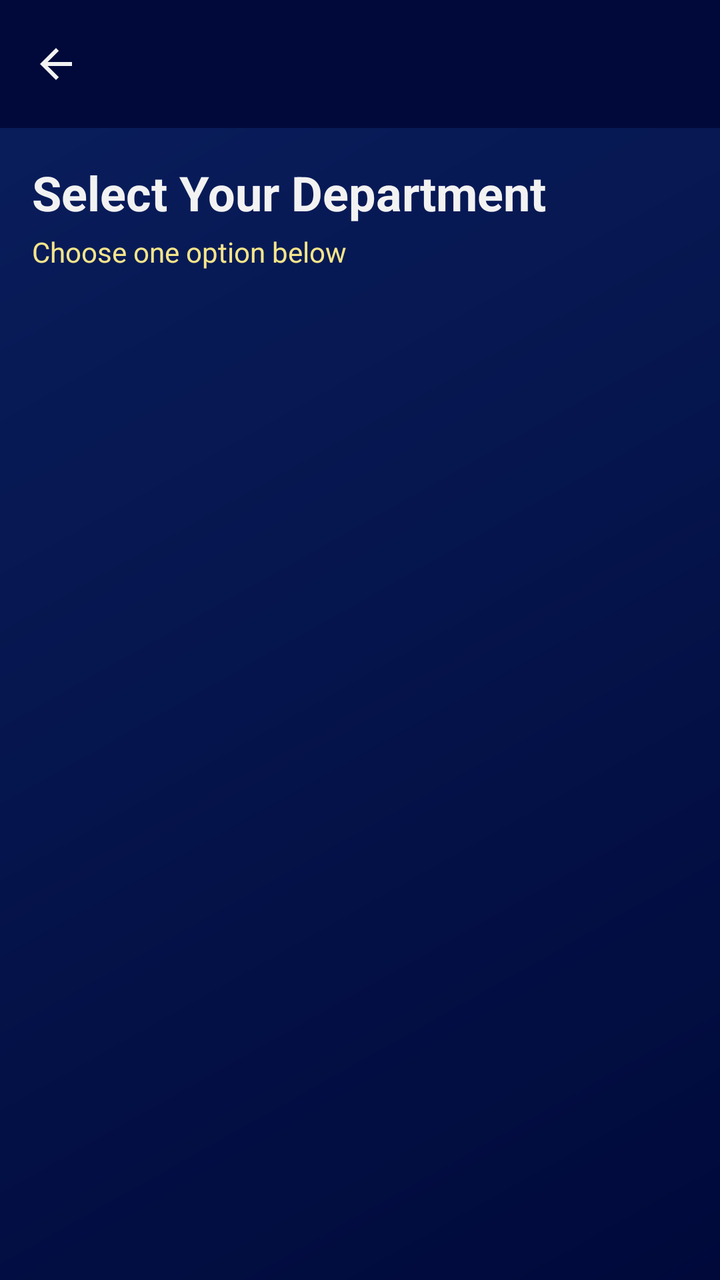
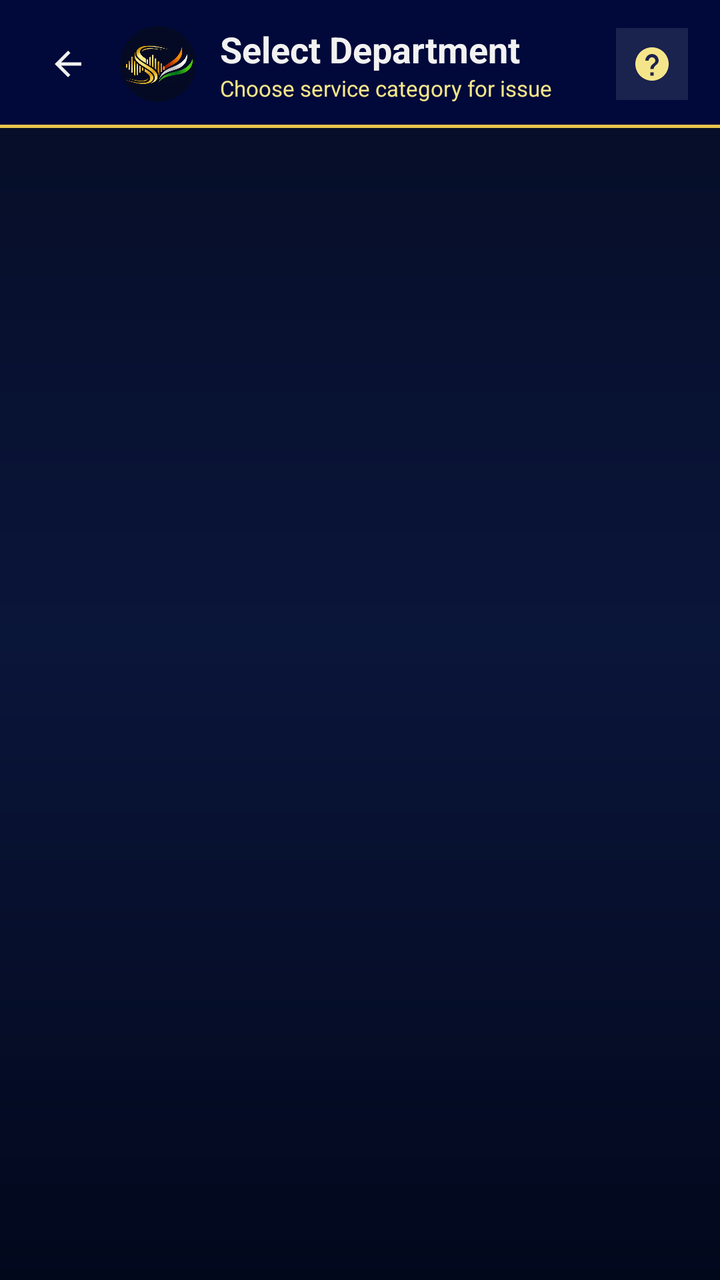

Screens rendered from an Android XML layout before and after an edit, with the pre-edit source and the edit as a unified diff.
<!-- AndroidManifest.xml: application theme Theme.SevaSarthi -->
<!-- res/layout/activity_department_selection.xml -->
<?xml version="1.0" encoding="utf-8"?>
<LinearLayout xmlns:android="http://schemas.android.com/apk/res/android"
    xmlns:app="http://schemas.android.com/apk/res-auto"
    android:layout_width="match_parent"
    android:layout_height="match_parent"
    android:background="@drawable/login_gradient_bg"
    android:orientation="vertical">

    
    <androidx.appcompat.widget.Toolbar
        android:id="@+id/toolbar"
        android:layout_width="match_parent"
        android:layout_height="?attr/actionBarSize"
        android:background="@color/logo_dark_blue"
        app:navigationIcon="@drawable/ic_arrow_back"
        app:titleTextColor="@color/logo_white" />

    
    <LinearLayout
        android:layout_width="match_parent"
        android:layout_height="wrap_content"
        android:orientation="vertical"
        android:padding="16dp">

        <TextView
            android:layout_width="wrap_content"
            android:layout_height="wrap_content"
            android:text="Select Your Department"
            android:textColor="@color/logo_white"
            android:textSize="24sp"
            android:textStyle="bold" />

        <TextView
            android:layout_width="wrap_content"
            android:layout_height="wrap_content"
            android:layout_marginTop="4dp"
            android:text="Choose one option below"
            android:textColor="@color/logo_gold_light"
            android:textSize="14sp" />
    </LinearLayout>

    

    
    <ScrollView
        android:layout_width="match_parent"
        android:layout_height="0dp"
        android:layout_weight="1"
        android:padding="8dp">

        <GridLayout
            android:id="@+id/gridDepartments"
            android:layout_width="match_parent"
            android:layout_height="wrap_content"
            android:columnCount="3"
            android:rowCount="5" />

    </ScrollView>

    

</LinearLayout>
<!-- resources referenced by this layout -->
<resources>
  <color name="logo_dark_blue">#00093A</color>
  <color name="logo_gold_light">#F5E58A</color>
  <color name="logo_white">#F2F2F2</color>
  <!-- drawable ic_arrow_back (drawable) -->
  <?xml version="1.0" encoding="utf-8"?>
  <vector xmlns:android="http://schemas.android.com/apk/res/android"
      android:width="24dp"
      android:height="24dp"
      android:viewportWidth="24"
      android:viewportHeight="24">
      <path
          android:fillColor="#F2F2F2"
          android:pathData="M20,11H7.83l5.59,-5.59L12,4l-8,8 8,8 1.41,-1.41L7.83,13H20v-2z"/>
  </vector>
  <!-- drawable login_gradient_bg (drawable) -->
  <?xml version="1.0" encoding="utf-8"?>
  <shape xmlns:android="http://schemas.android.com/apk/res/android"
      android:shape="rectangle">
      <gradient
          android:startColor="#00093A"
          android:endColor="#0A1F5E"
          android:angle="135"
          android:type="linear" />
  </shape>
  <style name="Theme.SevaSarthi" parent="Theme.Material3.DayNight.NoActionBar">
          <item name="colorPrimary">@color/logo_dark_blue</item>
          <item name="colorOnPrimary">@color/logo_white</item>
          <item name="colorSecondary">@color/logo_orange</item>
          <item name="colorOnSecondary">@color/logo_dark_blue</item>
          <item name="android:statusBarColor">@color/logo_dark_blue</item>
          <item name="android:navigationBarColor">@color/logo_dark_blue</item>
          <item name="android:windowLightStatusBar">false</item>
          <item name="android:windowAnimationStyle">@style/WindowAnimationTransition</item>
      </style>
  <color name="logo_orange">#F48A11</color>
  <style name="WindowAnimationTransition">
          <item name="android:activityOpenEnterAnimation">@anim/slide_in_right</item>
          <item name="android:activityOpenExitAnimation">@anim/slide_out_left</item>
          <item name="android:activityCloseEnterAnimation">@anim/slide_in_left</item>
          <item name="android:activityCloseExitAnimation">@anim/slide_out_right</item>
      </style>
</resources>

<!-- the commit's change to res/layout/activity_department_selection.xml (unified diff, before → after) -->
@@ -1,62 +1,123 @@
 <?xml version="1.0" encoding="utf-8"?>
 <LinearLayout xmlns:android="http://schemas.android.com/apk/res/android"
     xmlns:app="http://schemas.android.com/apk/res-auto"
+    xmlns:tools="http://schemas.android.com/tools"
+    android:id="@+id/main"
     android:layout_width="match_parent"
     android:layout_height="match_parent"
-    android:background="@drawable/login_gradient_bg"
-    android:orientation="vertical">
+    android:fitsSystemWindows="true"
+    android:background="@drawable/dashboard_gradient_bg"
+    android:orientation="vertical"
+    tools:context=".ui.issues.DepartmentSelectionActivity">
 
     
-    <androidx.appcompat.widget.Toolbar
-        android:id="@+id/toolbar"
+    <RelativeLayout
+        android:id="@+id/cardTopBar"
         android:layout_width="match_parent"
-        android:layout_height="?attr/actionBarSize"
-        android:background="@color/logo_dark_blue"
-        app:navigationIcon="@drawable/ic_arrow_back"
-        app:titleTextColor="@color/logo_white" />
+        android:layout_height="64dp"
+        android:background="@color/logo_dark_blue">
 
-    
-    <LinearLayout
-        android:layout_width="match_parent"
-        android:layout_height="wrap_content"
-        android:orientation="vertical"
-        android:padding="16dp">
+        <LinearLayout
+            android:layout_width="match_parent"
+            android:layout_height="match_parent"
+            android:gravity="center_vertical"
+            android:orientation="horizontal"
+            android:paddingHorizontal="16dp">
 
-        <TextView
-            android:layout_width="wrap_content"
-            android:layout_height="wrap_content"
-            android:text="Select Your Department"
-            android:textColor="@color/logo_white"
-            android:textSize="24sp"
-            android:textStyle="bold" />
+            
+            <ImageView
+                android:id="@+id/ivBack"
+                android:layout_width="36dp"
+                android:layout_height="36dp"
+                android:layout_marginEnd="8dp"
+                android:background="?attr/selectableItemBackgroundBorderless"
+                android:clickable="true"
+                android:focusable="true"
+                android:padding="8dp"
+                android:src="@drawable/ic_arrow_back"
+                app:tint="@color/logo_white" />
 
-        <TextView
-            android:layout_width="wrap_content"
-            android:layout_height="wrap_content"
-            android:layout_marginTop="4dp"
-            android:text="Choose one option below"
-            android:textColor="@color/logo_gold_light"
-            android:textSize="14sp" />
-    </LinearLayout>
+            
+            <androidx.cardview.widget.CardView
+                android:layout_width="38dp"
+                android:layout_height="38dp"
+                app:cardBackgroundColor="@color/logo_dark_blue"
+                app:cardCornerRadius="19dp"
+                app:cardElevation="0dp">
 
-    
+                <ImageView
+                    android:id="@+id/ivTopLogo"
+                    android:layout_width="match_parent"
+                    android:layout_height="match_parent"
+                    android:contentDescription="@string/app_logo"
+                    android:scaleType="fitCenter"
+                    android:src="@drawable/app_logo" />
+            </androidx.cardview.widget.CardView>
 
-    
+            
+            <LinearLayout
+                android:layout_width="0dp"
+                android:layout_height="wrap_content"
+                android:layout_marginStart="12dp"
+                android:layout_weight="1"
+                android:orientation="vertical">
+
+                <TextView
+                    android:id="@+id/tvTopTitle"
+                    android:layout_width="wrap_content"
+                    android:layout_height="wrap_content"
+                    android:text="Select Department"
+                    android:textColor="@color/logo_white"
+                    android:textSize="18sp"
+                    android:textStyle="bold" />
+
+                <TextView
+                    android:id="@+id/tvTopSubtitle"
+                    android:layout_width="wrap_content"
+                    android:layout_height="wrap_content"
+                    android:text="Choose service category for issue"
+                    android:textColor="@color/logo_gold_light"
+                    android:textSize="11sp" />
+            </LinearLayout>
+
+            
+            <ImageView
+                android:id="@+id/ivSupport"
+                android:layout_width="36dp"
+                android:layout_height="36dp"
+                android:background="#1AFFFFFF"
+                android:padding="8dp"
+                android:src="@drawable/ic_support"
+                app:tint="@color/logo_gold_light" />
+        </LinearLayout>
+
+        
+        <View
+            android:layout_width="match_parent"
+            android:layout_height="1.5dp"
+            android:layout_alignParentBottom="true"
+            android:background="@color/logo_gold" />
+    </RelativeLayout>
+
     <ScrollView
         android:layout_width="match_parent"
-        android:layout_height="0dp"
-        android:layout_weight="1"
-        android:padding="8dp">
+        android:layout_height="match_parent"
+        android:fillViewport="true"
+        android:padding="12dp">
 
-        <GridLayout
-            android:id="@+id/gridDepartments"
+        <LinearLayout
             android:layout_width="match_parent"
             android:layout_height="wrap_content"
-            android:columnCount="3"
-            android:rowCount="5" />
+            android:orientation="vertical">
 
+            
+            <GridLayout
+                android:id="@+id/gridDepartments"
+                android:layout_width="match_parent"
+                android:layout_height="wrap_content"
+                android:columnCount="3"
+                android:rowCount="5" />
+
+        </LinearLayout>
     </ScrollView>
-
-    
-
 </LinearLayout>
<!-- resource entries referenced after the edit -->
@@ -1,8 +1,21 @@
 <!-- resources referenced by this layout -->
 <resources>
   <color name="logo_dark_blue">#00093A</color>
+  <color name="logo_gold">#E8C44B</color>
   <color name="logo_gold_light">#F5E58A</color>
   <color name="logo_white">#F2F2F2</color>
+  <!-- drawable app_logo: jpeg bitmap (drawable, 68927 bytes) -->
+  <!-- drawable dashboard_gradient_bg (drawable) -->
+  <?xml version="1.0" encoding="utf-8"?>
+  <shape xmlns:android="http://schemas.android.com/apk/res/android"
+      android:shape="rectangle">
+      <gradient
+          android:angle="270"
+          android:startColor="#050C24"
+          android:centerColor="#0A153A"
+          android:endColor="#02081C"
+          android:type="linear" />
+  </shape>
   <!-- drawable ic_arrow_back (drawable) -->
   <?xml version="1.0" encoding="utf-8"?>
   <vector xmlns:android="http://schemas.android.com/apk/res/android"
@@ -14,16 +27,18 @@
           android:fillColor="#F2F2F2"
           android:pathData="M20,11H7.83l5.59,-5.59L12,4l-8,8 8,8 1.41,-1.41L7.83,13H20v-2z"/>
   </vector>
-  <!-- drawable login_gradient_bg (drawable) -->
+  <!-- drawable ic_support (drawable) -->
   <?xml version="1.0" encoding="utf-8"?>
-  <shape xmlns:android="http://schemas.android.com/apk/res/android"
-      android:shape="rectangle">
-      <gradient
-          android:startColor="#00093A"
-          android:endColor="#0A1F5E"
-          android:angle="135"
-          android:type="linear" />
-  </shape>
+  <vector xmlns:android="http://schemas.android.com/apk/res/android"
+      android:width="24dp"
+      android:height="24dp"
+      android:viewportWidth="24"
+      android:viewportHeight="24">
+      <path
+          android:fillColor="#F2F2F2"
+          android:pathData="M12,2C6.48,2 2,6.48 2,12s4.48,10 10,10 10,-4.48 10,-10S17.52,2 12,2zM13,19h-2v-2h2v2zM13,15h-2c0,-3.25 3,-3 3,-5 0,-1.1 -0.9,-2 -2,-2s-2,0.9 -2,2H8c0,-2.21 1.79,-4 4,-4s4,1.79 4,4c0,2.5 -3,2.75 -3,5z"/>
+  </vector>
+  <string name="app_logo">App Logo</string>
   <style name="Theme.SevaSarthi" parent="Theme.Material3.DayNight.NoActionBar">
           <item name="colorPrimary">@color/logo_dark_blue</item>
           <item name="colorOnPrimary">@color/logo_white</item>
